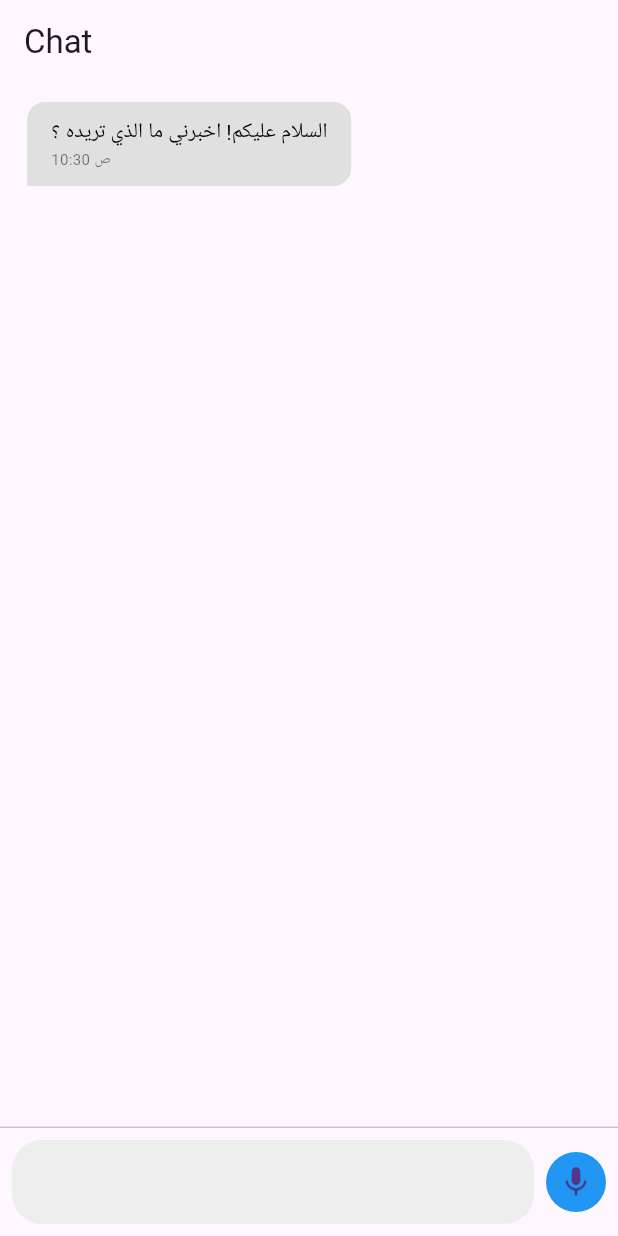
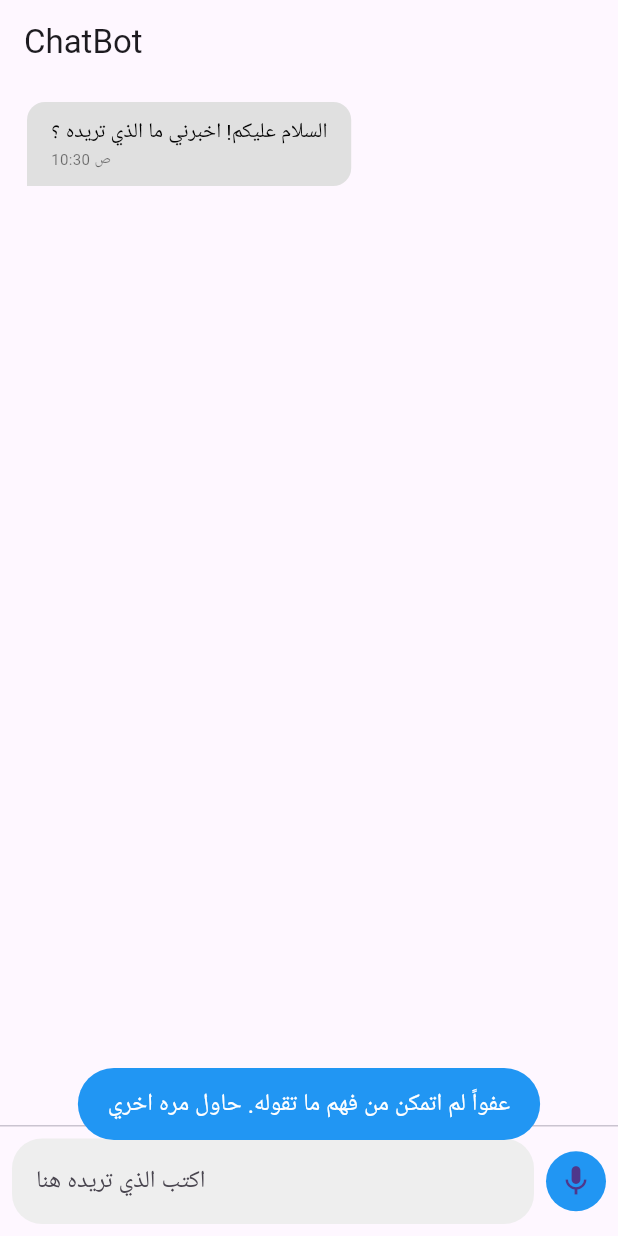
Before and after one commit to typ-AhmedSleem/chat_bot, a Flutter app: the screen it shows after launch, after a tap on the "mic" icon, on a phone screen of 412 x 824 dp. Run offline on Flutter 3.47's test engine with Material 3 defaults, Android fonts, the phone set to English and light mode, and no system bars; our stand-ins replace fluttertoast, plugin_platform_interface.

Commit message:
chat: making the integration of ChatBot within the ChatScreen (voiceInput, identifyAction).

```diff
--- a/lib/chat/models/message.dart
+++ b/lib/chat/models/message.dart
@@ -11,4 +11,8 @@ class Message {
   static Message defaultMessage() {
     return Message(content: Texts.startOfChatMessageContent, isMe: false, timestamp: nowFormatted());
   }
+
+  Message editedClone({String? content, bool? isMe, String? timestamp}) {
+    return Message(content: content ?? this.content, isMe: isMe ?? this.isMe, timestamp: timestamp ?? this.timestamp);
+  }
 }
--- a/lib/chat/ui/chat_screen.dart
+++ b/lib/chat/ui/chat_screen.dart
@@ -1,5 +1,8 @@
+import 'package:chat_bot/actions/actions.dart';
+import 'package:chat_bot/helpers/datetime_helper.dart';
 import 'package:flutter/material.dart';
 
+import '../../helpers/utils.dart';
 import '../models/message.dart';
 import 'chat_bubble.dart';
 import '../../helpers/texts.dart';
@@ -44,7 +47,7 @@ class _ChatScreenState extends State<ChatScreen> {
   Widget build(BuildContext context) {
     return Scaffold(
       appBar: AppBar(
-        title: const Text('Chat'),
+        title: const Text('ChatBot'),
       ),
       body: Column(
         children: <Widget>[
@@ -84,7 +87,31 @@ class _ChatScreenState extends State<ChatScreen> {
                         child: IconButton(
                           icon: Icon(value.text.isEmpty ? Icons.mic : Icons.send),
                           onPressed: () async {
-                            throw UnimplementedError("handle the send button click.");
+                            String content = value.text;
+                            if (content.isEmpty) {
+                              // * Start voice input
+                              final userSpeech = await chatBot.askChatBot() ?? "";
+                              if (userSpeech.isEmpty) {
+                                // No speech was recognized
+                                showToast(Texts.noSpeechWasRecognized);
+                                return;
+                              }
+                              // Speech is recognized
+                              setState(() {
+                                // Show the recognized speech in the input field
+                                content = userSpeech;
+                                _textInputController.text = content;
+                              });
+                              return;
+                            }
+                            // * Send message
+                            final message = Message(content: content, isMe: true, timestamp: nowFormatted());
+                            sendMessage(message);
+
+                            // * Make ChatBot identify action
+                            final identified = await identifyAction(content);
+
+                            // todo * Update state for runtime and UI
                           },
                         ),
                       );
@@ -97,11 +124,35 @@ class _ChatScreenState extends State<ChatScreen> {
     );
   }
 
+  Future<bool> identifyAction(String content) async {
+    // * Show chat bot is thinking
+    await Future.delayed(const Duration(milliseconds: 250));
+    sendMessage(Message(content: "Thinking...", isMe: false, timestamp: nowFormatted()));
+    // * Identify action
+    await Future.delayed(const Duration(milliseconds: 1500));
+    final action = await chatBot.identifyAction(content);
+    _updateLastMessage(content: action?.name ?? "Can't identify action");
+
+    return action != null;
+  }
+
+  void _updateLastMessage({String? content, bool? isMe, String? timestamp}) {
+    try {
+      final lastMessage = messages.last;
+      messages[messages.length - 1] = lastMessage.editedClone(content: content, isMe: isMe, timestamp: timestamp);
+    } catch (_) {
+      // NOTHING TO BE DONE HERE
+    }
+  }
+
   void askChatBot() async {
     throw UnimplementedError("askChatBot is not yet implemented.");
   }
 
   void sendMessage(Message message) {
-    throw UnimplementedError("sendMessage is not yet implemented.");
+    setState(() {
+      messages.add(message);
+      if (message.isMe) _textInputController.clear(); // Clear input field if msg from user.
+    });
   }
 }
--- a/lib/helpers/texts.dart
+++ b/lib/helpers/texts.dart
@@ -1,4 +1,5 @@
 class Texts {
-  static const String typeMessageHere = "";
+  static const String typeMessageHere = "اكتب الذي تريده هنا";
   static const String startOfChatMessageContent = "السلام عليكم! اخبرني ما الذي تريده ؟";
+  static const String noSpeechWasRecognized = "عفواً لم اتمكن من فهم ما تقوله. حاول مره اخري";
 }
--- /dev/null
+++ b/lib/helpers/utils.dart
@@ -0,0 +1,13 @@
+import 'package:flutter/material.dart';
+import 'package:fluttertoast/fluttertoast.dart';
+
+void showToast(String message) {
+  Fluttertoast.showToast(
+    msg: message,
+    toastLength: Toast.LENGTH_SHORT,
+    gravity: ToastGravity.BOTTOM,
+    backgroundColor: Colors.blue,
+    textColor: Colors.white,
+    fontSize: 16.0,
+  );
+}
--- a/pubspec.yaml
+++ b/pubspec.yaml
@@ -12,6 +12,7 @@ dependencies:
     sdk: flutter
   http: ^1.2.0
   intl: ^0.17.0
+  fluttertoast: ^8.0.9
   plugin_platform_interface: ^2.0.2
 
 dev_dependencies:
```
